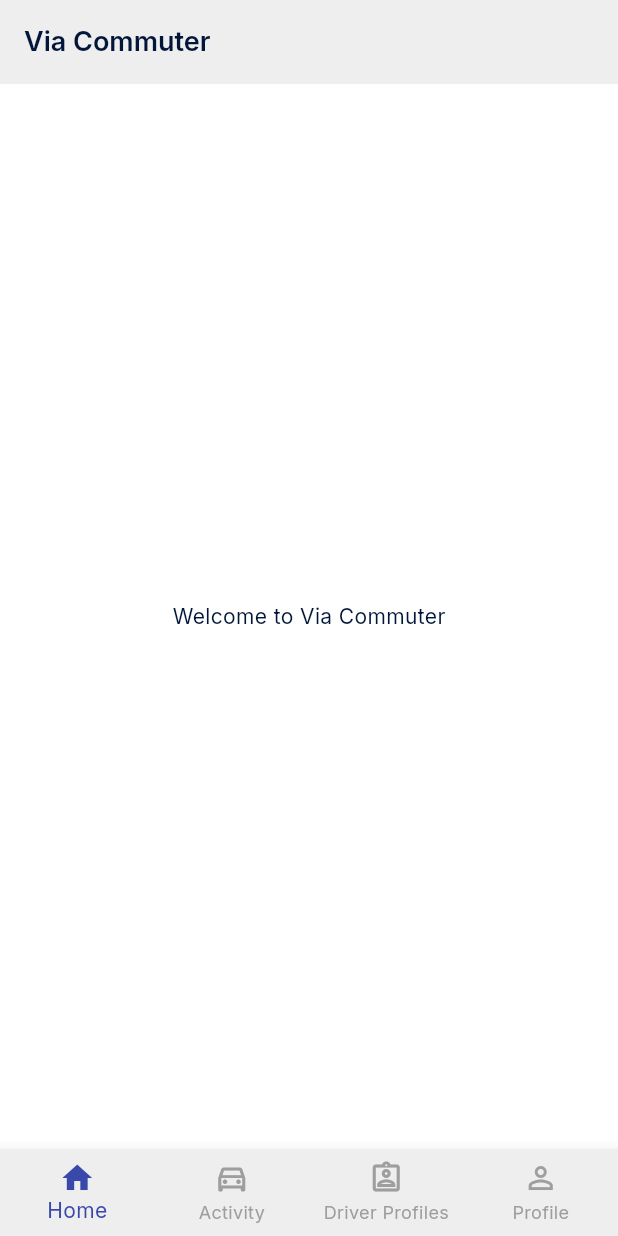
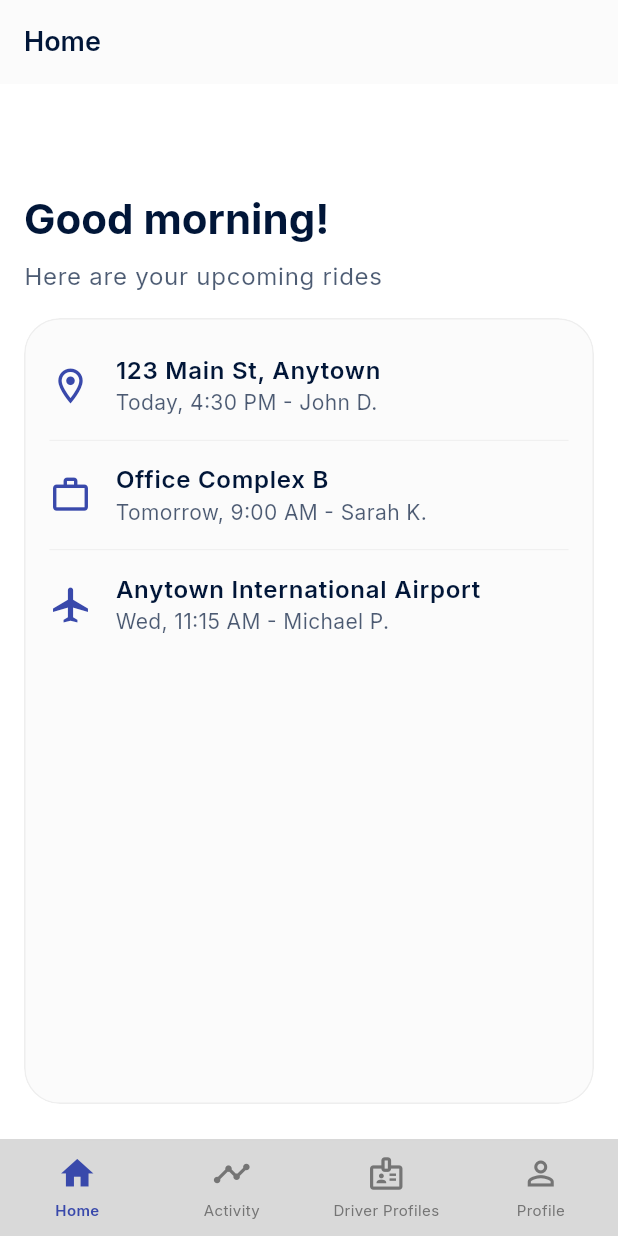
Before and after one commit to once-human/via-commuter, a Flutter app: the HomeScreen screen opened by its route, on a phone screen of 412 x 824 dp. Run offline on Flutter 3.47's test engine with Material 3 defaults, Android fonts, the phone set to English and light mode, and no system bars; drawn by our look-alikes of dynamic_color; our stand-ins replace country_picker, flutter_svg, go_router.

Commit message:
feat: implement glassmorphism card on HomeScreen with dummy data

```diff
--- a/lib/app/router.dart
+++ b/lib/app/router.dart
@@ -1,6 +1,6 @@
 import 'package:flutter/material.dart';
 import 'package:go_router/go_router.dart';
-import 'package:via_commuter/presentation/screens/home_screen.dart';
+import 'package:via_commuter/presentation/screens/home/home_screen.dart';
 import 'package:via_commuter/presentation/screens/onboarding/onboarding_screen.dart';
 
 class AppRouter {
--- /dev/null
+++ b/lib/presentation/screens/home/home_screen.dart
@@ -0,0 +1,148 @@
+import 'dart:ui'; // Import for ImageFilter
+import 'package:flutter/material.dart';
+// Import the custom bottom nav bar
+import 'package:via_commuter/presentation/widgets/bottom_navbar.dart'; // Adjust import path if needed
+
+class HomeScreen extends StatelessWidget {
+  const HomeScreen({super.key});
+
+  @override
+  Widget build(BuildContext context) {
+    final theme = Theme.of(context);
+    final colorScheme = theme.colorScheme;
+
+    // Use a slightly darker background for better contrast with glass effect
+    return Scaffold(
+      backgroundColor: colorScheme.background.withOpacity(0.95), // Darker background
+      appBar: AppBar(
+        title: Text(
+          'Home',
+          style: TextStyle(color: colorScheme.onSurface), // Ensure title is visible
+        ),
+        automaticallyImplyLeading: false,
+        backgroundColor: Colors.transparent, // Keep app bar transparent
+        elevation: 0,
+        flexibleSpace: ClipRRect( // Apply clipping for potential rounding
+          child: BackdropFilter(
+            filter: ImageFilter.blur(sigmaX: 10, sigmaY: 10),
+            child: Container(
+              // Slightly more opaque surface for app bar
+              color: colorScheme.surface.withOpacity(0.2),
+              // Optional: Add border if needed
+              // decoration: BoxDecoration(
+              //   border: Border(bottom: BorderSide(color: colorScheme.outline.withOpacity(0.2))),
+              // ),
+            ),
+          ),
+        ),
+      ),
+      extendBody: true, // Extend body behind AppBar and BottomNavBar
+      extendBodyBehindAppBar: true, // Ensure body goes behind AppBar
+      body: SafeArea( // SafeArea handles notches and system bars
+        bottom: false, // Don't apply bottom padding, handled by BottomNavBar spacing
+        child: Padding(
+          // Adjust top padding to account for AppBar height + extra space
+          padding: EdgeInsets.only(
+            top: kToolbarHeight + MediaQuery.of(context).padding.top + 16.0,
+            left: 16.0,
+            right: 16.0,
+            // No bottom padding here, let content scroll behind nav bar
+          ),
+          child: Column(
+            crossAxisAlignment: CrossAxisAlignment.start,
+            children: [
+              // No top SizedBox needed, handled by padding
+              Text(
+                'Good morning!',
+                style: theme.textTheme.headlineMedium?.copyWith(
+                  fontWeight: FontWeight.bold,
+                  color: colorScheme.onSurface, // Ensure text visibility
+                ),
+              ),
+              const SizedBox(height: 8),
+              Text(
+                'Here are your upcoming rides',
+                style: theme.textTheme.bodyLarge?.copyWith(
+                  color: colorScheme.onSurface.withOpacity(0.7),
+                ),
+              ),
+              const SizedBox(height: 16), // Reduced spacing before card
+              // Glassmorphism container for rides list
+              Expanded(
+                child: ClipRRect( // Clip for rounded corners
+                  borderRadius: BorderRadius.circular(24.0), // Slightly more rounded corners
+                  child: BackdropFilter( // Apply blur effect
+                    filter: ImageFilter.blur(sigmaX: 10, sigmaY: 10), // Increased blur slightly
+                    child: Container(
+                      padding: const EdgeInsets.symmetric(vertical: 8.0), // Padding for the list items
+                      // Semi-transparent background with subtle border
+                      decoration: BoxDecoration(
+                        color: colorScheme.surfaceVariant.withOpacity(0.2), // Keep opacity
+                        borderRadius: BorderRadius.circular(24.0), // Match ClipRRect
+                        border: Border.all(
+                          color: colorScheme.outline.withOpacity(0.15), // Subtle border
+                          width: 1,
+                        ),
+                      ),
+                      // Replace Center with a ListView containing dummy data
+                      child: ListView(
+                        padding: EdgeInsets.zero, // Remove default ListView padding
+                        children: [
+                          _buildDummyRideTile(context,
+                            icon: Icons.location_on_outlined,
+                            title: '123 Main St, Anytown',
+                            subtitle: 'Today, 4:30 PM - John D.',
+                            colorScheme: colorScheme,
+                          ),
+                          Divider(height: 1, thickness: 0.5, indent: 16, endIndent: 16, color: colorScheme.outline.withOpacity(0.2)),
+                          _buildDummyRideTile(context,
+                            icon: Icons.work_outline,
+                            title: 'Office Complex B',
+                            subtitle: 'Tomorrow, 9:00 AM - Sarah K.',
+                            colorScheme: colorScheme,
+                          ),
+                          Divider(height: 1, thickness: 0.5, indent: 16, endIndent: 16, color: colorScheme.outline.withOpacity(0.2)),
+                          _buildDummyRideTile(context,
+                            icon: Icons.local_airport_outlined,
+                            title: 'Anytown International Airport',
+                            subtitle: 'Wed, 11:15 AM - Michael P.',
+                            colorScheme: colorScheme,
+                          ),
+                        ],
+                      ),
+                    ),
+                  ),
+                ),
+              ),
+              // Add padding at the bottom to prevent content from hiding behind nav bar
+              SizedBox(height: kBottomNavigationBarHeight + 32), // Increased bottom padding slightly
+            ],
+          ),
+        ),
+      ),
+      bottomNavigationBar: const BottomNavBar(currentIndex: 0),
+    );
+  }
+
+  // Helper method to build styled dummy ride list tiles
+  Widget _buildDummyRideTile(BuildContext context, {required IconData icon, required String title, required String subtitle, required ColorScheme colorScheme}) {
+    return ListTile(
+      leading: Icon(icon, color: colorScheme.primary, size: 28),
+      title: Text(
+        title,
+        style: TextStyle(
+          fontWeight: FontWeight.w600,
+          color: colorScheme.onSurface, // Ensure visibility
+        ),
+      ),
+      subtitle: Text(
+        subtitle,
+        style: TextStyle(
+          color: colorScheme.onSurface.withOpacity(0.7), // Slightly faded subtitle
+        ),
+      ),
+      // Optional: Add trailing info if needed
+      // trailing: Icon(Icons.chevron_right, color: colorScheme.onSurface.withOpacity(0.5)),
+    );
+  }
+}
--- a/lib/presentation/screens/home_screen.dart
+++ /dev/null
@@ -1,19 +0,0 @@
-import 'package:flutter/material.dart';
-import 'package:via_commuter/presentation/widgets/bottom_nav_bar.dart';
-
-class HomeScreen extends StatelessWidget {
-  const HomeScreen({super.key});
-
-  @override
-  Widget build(BuildContext context) {
-    return Scaffold(
-      appBar: AppBar(
-        title: const Text('Via Commuter'),
-      ),
-      body: const Center(
-        child: Text('Welcome to Via Commuter'),
-      ),
-      bottomNavigationBar: const BottomNavBar(),
-    );
-  }
-}
--- a/lib/presentation/widgets/bottom_nav_bar.dart
+++ /dev/null
@@ -1,76 +0,0 @@
-import 'package:flutter/material.dart';
-
-class BottomNavBar extends StatefulWidget {
-  const BottomNavBar({super.key});
-
-  @override
-  State<BottomNavBar> createState() => _BottomNavBarState();
-}
-
-class _BottomNavBarState extends State<BottomNavBar> {
-  int _selectedIndex = 0; // Track the selected index
-
-  void _onItemTapped(int index) {
-    setState(() {
-      _selectedIndex = index;
-    });
-    // TODO: Implement navigation logic based on index
-    switch (index) {
-      case 0:
-        // Navigate to Home or handle Home tap
-        print("Home tapped");
-        break;
-      case 1:
-        // Navigate to Activity or handle Activity tap
-        print("Activity tapped");
-        break;
-      case 2:
-        // Navigate to Driver Profiles or handle Driver Profiles tap
-        print("Driver Profiles tapped");
-        break;
-      case 3:
-        // Navigate to Profile or handle Profile tap
-        print("Profile tapped");
-        break;
-    }
-  }
-
-  @override
-  Widget build(BuildContext context) {
-    final theme = Theme.of(context);
-    final colorScheme = theme.colorScheme;
-
-    return BottomNavigationBar(
-      items: const <BottomNavigationBarItem>[
-        BottomNavigationBarItem(
-          icon: Icon(Icons.home_outlined),
-          activeIcon: Icon(Icons.home), // Provide a different icon for the active state
-          label: 'Home',
-        ),
-        BottomNavigationBarItem(
-          icon: Icon(Icons.directions_car_outlined), // Example icon, replace if needed
-          activeIcon: Icon(Icons.directions_car),
-          label: 'Activity',
-        ),
-        BottomNavigationBarItem(
-          icon: Icon(Icons.assignment_ind_outlined), // Example icon, replace if needed
-          activeIcon: Icon(Icons.assignment_ind),
-          label: 'Driver Profiles',
-        ),
-        BottomNavigationBarItem(
-          icon: Icon(Icons.person_outline),
-          activeIcon: Icon(Icons.person),
-          label: 'Profile',
-        ),
-      ],
-      currentIndex: _selectedIndex,
-      selectedItemColor: colorScheme.primary, // Use primary color for selected item
-      unselectedItemColor: colorScheme.onSurfaceVariant, // Use a muted color for unselected items
-      onTap: _onItemTapped,
-      showUnselectedLabels: true, // Ensure labels are always visible
-      type: BottomNavigationBarType.fixed, // Use fixed type for 4 items
-      backgroundColor: colorScheme.surface, // Set background color from theme
-      elevation: 8.0, // Add some elevation
-    );
-  }
-}
--- /dev/null
+++ b/lib/presentation/widgets/bottom_navbar.dart
@@ -0,0 +1,124 @@
+// lib/presentation/widgets/bottom_navbar.dart
+import 'dart:ui'; // Import for ImageFilter
+import 'package:flutter/material.dart';
+import 'package:go_router/go_router.dart';
+
+/// A custom bottom navigation bar with a blurred, gradient background effect.
+class BottomNavBar extends StatelessWidget {
+  final int currentIndex;
+
+  const BottomNavBar({super.key, required this.currentIndex});
+
+  // Navigation logic using GoRouter
+  void _onTap(BuildContext context, int index) {
+    final currentLocation = GoRouterState.of(context).uri.toString();
+    switch (index) {
+      case 0: // Home
+        if (currentLocation != '/home') context.go('/home');
+        break;
+      case 1: // Activity
+        // Replace with actual navigation when ready
+        if (currentLocation != '/activity') print("Navigate to Activity (Route not implemented yet)");
+        break;
+      case 2: // Driver Profiles
+        // Replace with actual navigation when ready
+        if (currentLocation != '/driver-profiles') print("Navigate to Driver Profiles (Route not implemented yet)");
+        break;
+      case 3: // Profile
+        // Replace with actual navigation when ready
+        if (currentLocation != '/profile') print("Navigate to Profile (Route not implemented yet)");
+        break;
+      default:
+        break;
+    }
+  }
+
+  @override
+  Widget build(BuildContext context) {
+    final theme = Theme.of(context);
+    final colorScheme = theme.colorScheme;
+    // Use MediaQuery to respect bottom safe area padding
+    final safePadding = MediaQuery.of(context).padding.bottom;
+
+    // Define the navigation items data
+    final items = [
+      _NavBarItemData(icon: Icons.home_outlined, activeIcon: Icons.home, label: 'Home'),
+      _NavBarItemData(icon: Icons.timeline_outlined, activeIcon: Icons.timeline, label: 'Activity'),
+      _NavBarItemData(icon: Icons.badge_outlined, activeIcon: Icons.badge, label: 'Driver Profiles'),
+      _NavBarItemData(icon: Icons.person_outline, activeIcon: Icons.person, label: 'Profile'),
+    ];
+
+    // Height of the visual bar content
+    const double barHeight = 65.0;
+
+    return ClipRect( // Clip the blur effect to the bar's bounds
+      child: BackdropFilter(
+        filter: ImageFilter.blur(sigmaX: 15.0, sigmaY: 15.0), // Adjust blur intensity if needed
+        child: Container(
+          // Total height includes bar height and safe area padding
+          height: barHeight + safePadding,
+          padding: EdgeInsets.only(bottom: safePadding), // Apply safe area padding only at the bottom
+          // Use a very transparent dark background for a strong glassmorphism effect
+          color: Colors.black.withOpacity(0.15), // Adjusted for more transparency
+          child: Row(
+            mainAxisAlignment: MainAxisAlignment.spaceAround,
+            crossAxisAlignment: CrossAxisAlignment.center, // Center items vertically within barHeight
+            children: List.generate(items.length, (index) {
+              final item = items[index];
+              final bool isActive = index == currentIndex;
+              // Determine colors based on active state and theme
+              final Color itemColor = isActive ? colorScheme.primary : (Colors.grey[600] ?? Colors.grey);
+
+              return Expanded(
+                child: InkWell( // Use InkWell for tap feedback
+                  onTap: () => _onTap(context, index),
+                  // Make splash/highlight transparent for a cleaner look
+                  splashColor: Colors.transparent,
+                  highlightColor: Colors.transparent,
+                  child: Container( // Ensure InkWell covers the full height for tap area
+                     height: barHeight, // Fill the visual height
+                    child: Column(
+                      mainAxisAlignment: MainAxisAlignment.center, // Center content vertically
+                      mainAxisSize: MainAxisSize.min,
+                      children: [
+                        Icon(
+                          isActive ? item.activeIcon : item.icon,
+                          color: itemColor,
+                          size: 26, // Icon size
+                        ),
+                        const SizedBox(height: 4), // Space between icon and label
+                        Text(
+                          item.label,
+                          style: TextStyle(
+                            color: itemColor,
+                            fontSize: 10, // Small font size for label
+                            fontWeight: isActive ? FontWeight.w600 : FontWeight.normal,
+                          ),
+                          overflow: TextOverflow.ellipsis,
+                          maxLines: 1,
+                        ),
+                      ],
+                    ),
+                  ),
+                ),
+              );
+            }),
+          ),
+        ),
+      ),
+    );
+  }
+}
+
+// Helper class to hold data for each navigation bar item
+class _NavBarItemData {
+  final IconData icon;
+  final IconData activeIcon;
+  final String label;
+
+  _NavBarItemData({
+    required this.icon,
+    required this.activeIcon,
+    required this.label,
+  });
+}
```
